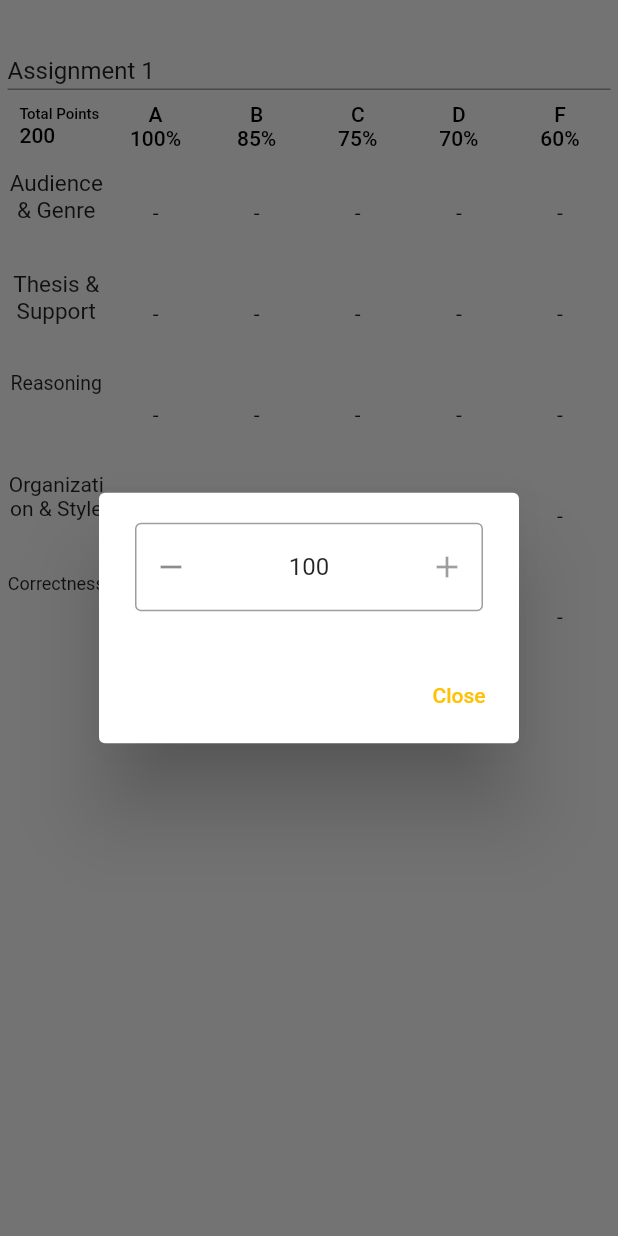
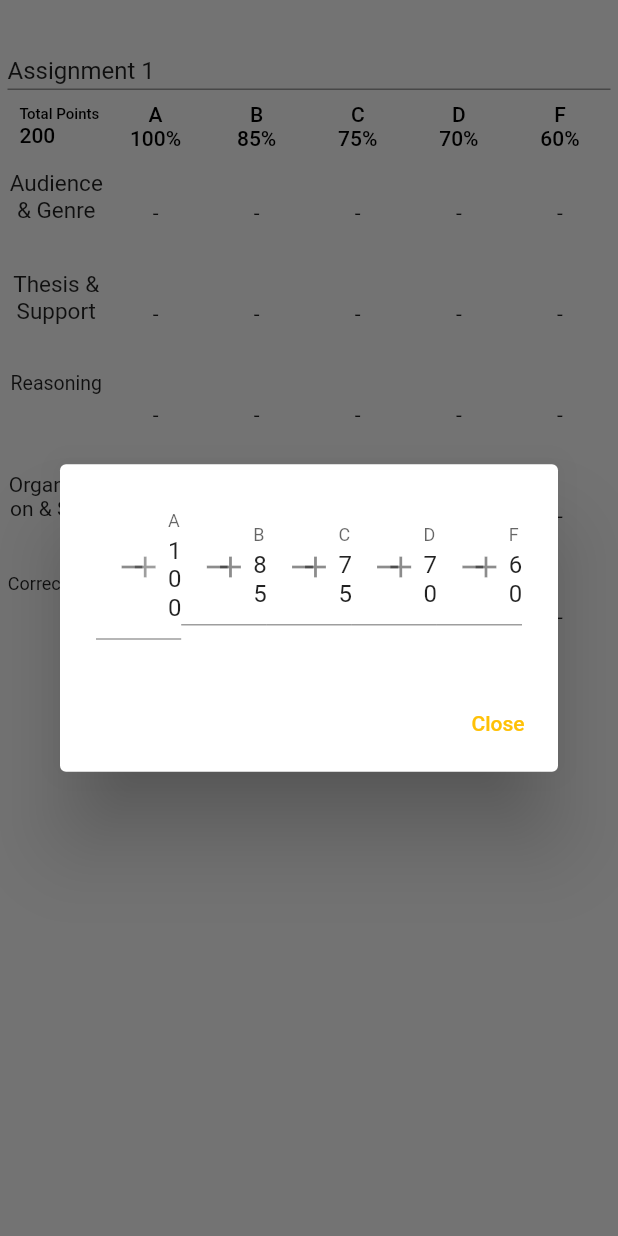
Before and after one commit to bzlister/rubric-grader, a Flutter app: the screen it shows after launch, after a tap on an icon or button, on a phone screen of 412 x 824 dp. Run offline on Flutter 3.47's test engine with Material 2 defaults, Android fonts, the light colour scheme and no system bars; drawn by our look-alikes of auto_size_text, flutter_spinbox.

Commit message:
popup window for editing quantites

```diff
--- a/lib/components/quantity_selector.dart
+++ b/lib/components/quantity_selector.dart
@@ -4,26 +4,39 @@
 import 'package:provider/provider.dart';
 
 class QuantitySelector extends StatelessWidget {
-  final int index;
-  final int initialValue;
+  final List<Factor> factors;
+  final QuantitySelectorType type;
 
-  const QuantitySelector(
-      {Key? key, required this.index, required this.initialValue})
+  const QuantitySelector({Key? key, required this.factors, required this.type})
       : super(key: key);
+
+  Widget spinBoxContainer(List<Widget> children) {
+    return type == QuantitySelectorType.grades
+        ? Row(children: children)
+        : Column(children: children);
+  }
 
   @override
   Widget build(BuildContext context) {
     return Consumer<Rubric>(
       builder: (context, rubric, child) => AlertDialog(
-        content: SpinBox(
-          min: 0,
-          max: 100,
-          step: 1,
-          value: initialValue.toDouble(),
-          onChanged: (value) {
-            rubric.updateGradeWeight(index, value.toInt());
-          },
-        ),
+        content: spinBoxContainer(factors
+            .map((f) => Expanded(
+                    child: SpinBox(
+                  min: 0,
+                  max: 100,
+                  step: 1,
+                  spacing: 0,
+                  direction: type == QuantitySelectorType.grades
+                      ? Axis.vertical
+                      : Axis.horizontal,
+                  decoration: InputDecoration(labelText: f.label),
+                  value: f.weight,
+                  onChanged: (value) {
+                    rubric.updateGrade(f.label, Factor(f.label, value));
+                  },
+                )))
+            .toList()),
         actions: [
           TextButton(
             onPressed: () {
@@ -36,3 +49,8 @@
     );
   }
 }
+
+enum QuantitySelectorType {
+  grades,
+  categories,
+}
--- a/lib/components/rubric_container.dart
+++ b/lib/components/rubric_container.dart
@@ -55,15 +55,15 @@
                     child: Column(
                       children: [
                         Text(grade.label),
-                        Text("${grade.weight}%"),
+                        Text("${grade.weight.truncate()}%"),
                       ],
                     ),
                     onPressed: () {
                       showDialog(
                         context: context,
                         builder: (BuildContext context) => QuantitySelector(
-                          index: index,
-                          initialValue: grade.weight,
+                          factors: rubric.grades,
+                          type: QuantitySelectorType.grades,
                         ),
                       );
                     },
```
Also changed, not shown: lib/models/rubric.dart (+10 -5 lines).
